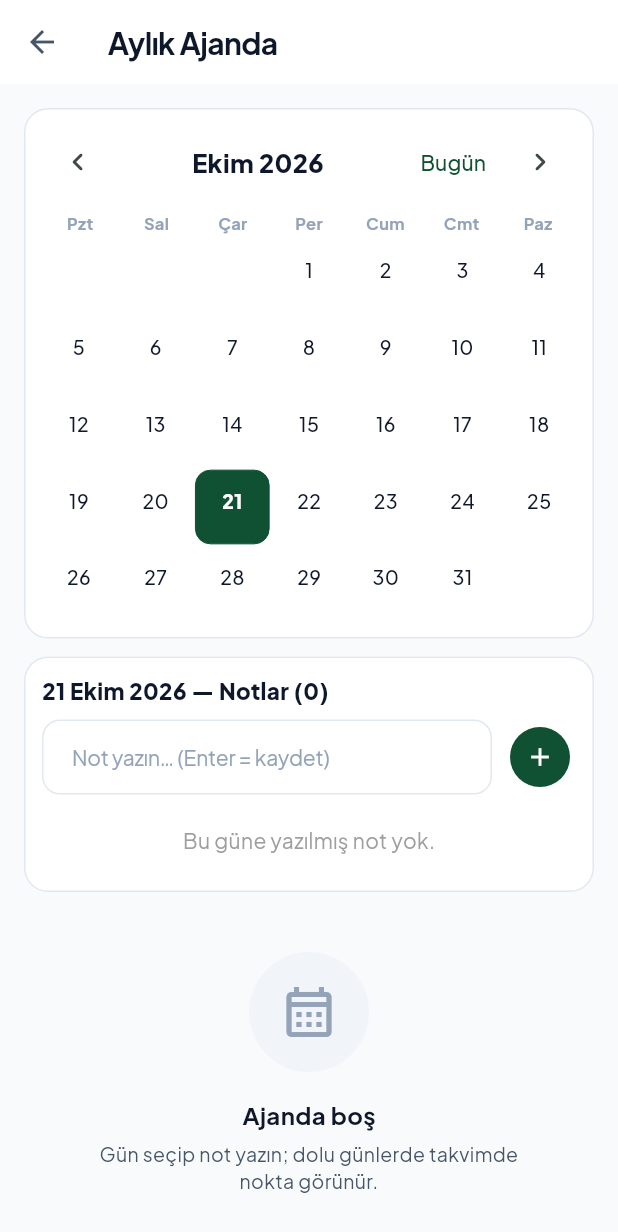
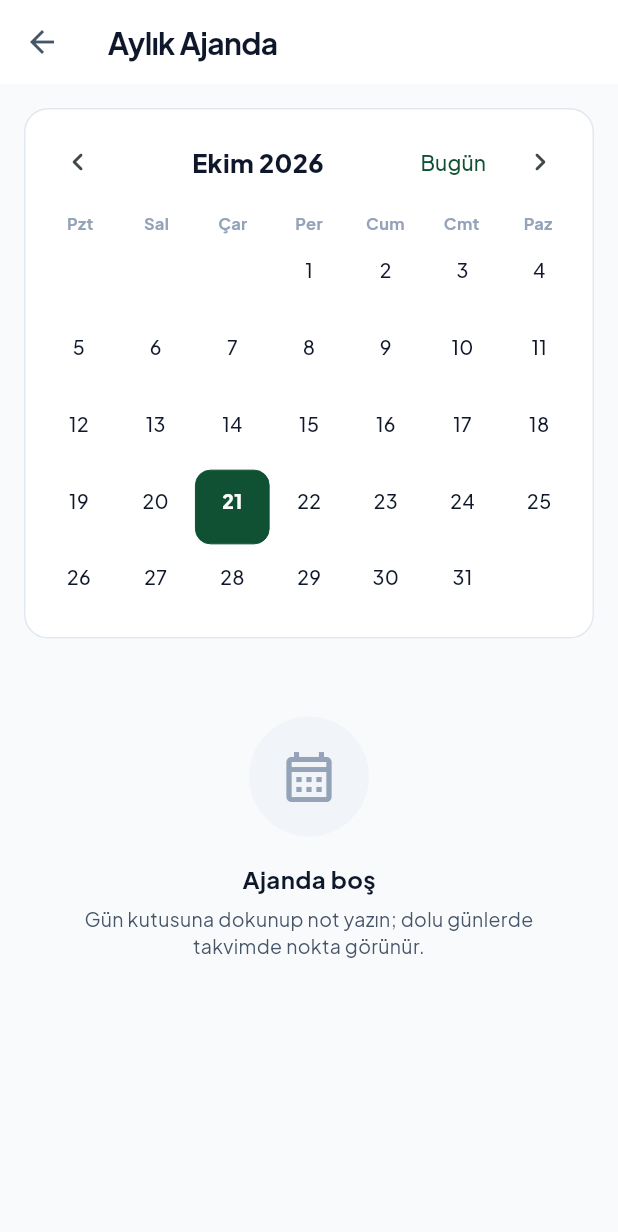
Before and after one commit to Furkan-Pamuk/Diyetisyen-Asistan, a Flutter app: the AgendaScreen screen opened directly, on a phone screen of 412 x 824 dp. Shown: the top 1232 px of the screen. Run offline on Flutter 3.47's test engine with Material 3 defaults, Android fonts, the phone set to English and light mode, and no system bars; our stand-ins replace audioplayers, cloud_firestore, file_picker, firebase_auth, firebase_core, flutter_local_notifications and 7 more; missing offline and left inert: excel, record; accounts and stored records are empty.

Commit message:
Ajanda: gun kutusuna dokununca not penceresi, ay genelinde tarih-not listesi

```diff
--- a/lib/screens/agenda_screen.dart
+++ b/lib/screens/agenda_screen.dart
@@ -18,7 +18,6 @@ class AgendaScreen extends StatefulWidget {
 class _AgendaScreenState extends State<AgendaScreen> {
   late DateTime _month;
   late DateTime _selected;
-  final _textCtrl = TextEditingController();
 
   static const _months = [
     'Ocak',
@@ -52,12 +51,6 @@ class _AgendaScreenState extends State<AgendaScreen> {
     _selected = DateTime(now.year, now.month, now.day);
   }
 
-  @override
-  void dispose() {
-    _textCtrl.dispose();
-    super.dispose();
-  }
-
   void _prevMonth() => setState(() {
         _month = DateTime(_month.year, _month.month - 1);
       });
@@ -72,16 +65,12 @@ class _AgendaScreenState extends State<AgendaScreen> {
         _selected = DateTime(now.year, now.month, now.day);
       });
 
-  Future<void> _add() async {
-    final text = _textCtrl.text.trim();
-    if (text.isEmpty) return;
-    await context.read<AppStore>().addAgendaEntry(_selected, text);
-    _textCtrl.clear();
-    if (mounted) FocusScope.of(context).unfocus();
+  bool _isToday(int day) {
+    final today = DateTime.now();
+    return today.year == _month.year &&
+        today.month == _month.month &&
+        today.day == day;
   }
-
-  String _fmtDay(DateTime d) =>
-      '${d.day} ${_months[d.month - 1]} ${d.year}';
 
   @override
   Widget build(BuildContext context) {
@@ -92,12 +81,6 @@ class _AgendaScreenState extends State<AgendaScreen> {
         DateTime(_month.year, _month.month, 1).weekday - 1;
     final marked =
         store.agendaDaysInMonth(_month.year, _month.month);
-    final today = DateTime.now();
-    bool isToday(int day) =>
-        today.year == _month.year &&
-        today.month == _month.month &&
-        today.day == day;
-    final notes = store.agendaForDay(_selected);
 
     return Scaffold(
       backgroundColor: AppColors.surface,
@@ -181,10 +164,16 @@ class _AgendaScreenState extends State<AgendaScreen> {
                           _selected.day == day;
                       final hasNotes = marked.contains(day);
                       return InkWell(
-                        onTap: () => setState(() {
+                        onTap: () {
+                          setState(() {
                             _selected = DateTime(
-                              _month.year, _month.month, day);
-                        }),
+                                _month.year,
+                                _month.month,
+                                day);
+                          });
+                          _openDaySheet(DateTime(_month.year,
+                              _month.month, day));
+                        },
                         borderRadius: BorderRadius.circular(10),
                         child: Container(
                           decoration: BoxDecoration(
@@ -196,7 +185,7 @@ class _AgendaScreenState extends State<AgendaScreen> {
                             border: Border.all(
                               color: selected
                                   ? AppColors.primary
-                                  : isToday(day)
+                                  : _isToday(day)
                                       ? AppColors.primary
                                       : Colors.transparent,
                               width: selected ? 0 : 1.5,
@@ -212,7 +201,7 @@ class _AgendaScreenState extends State<AgendaScreen> {
                                     GoogleFonts.plusJakartaSans(
                                   fontSize: 13,
                                   fontWeight: selected ||
-                                          isToday(day)
+                                          _isToday(day)
                                       ? FontWeight.w800
                                       : FontWeight.w500,
                                   color: selected
@@ -244,14 +233,61 @@ class _AgendaScreenState extends State<AgendaScreen> {
             ),
           ),
           const SizedBox(height: 12),
-          Card(
+          _monthOverview(context, store),
+          if (store.agendaEntries.isEmpty)
+            const EmptyState(
+              icon: Icons.calendar_month_outlined,
+              title: 'Ajanda boş',
+              subtitle:
+                  'Gün kutusuna dokunup not yazın; dolu günlerde takvimde nokta görünür.',
+            ),
+        ],
+      ),
+    );
+  }
+
+  void _openDaySheet(DateTime day) {
+    showModalBottomSheet(
+      context: context,
+      isScrollControlled: true,
+      builder: (_) => _DayNotesSheet(day: day),
+    );
+  }
+
+  /// Genel görünüm: bu ay hangi tarihe ne not alınmış.
+  Widget _monthOverview(BuildContext context, AppStore store) {
+    final entries = store.agendaEntries
+        .where((e) =>
+            e.day.year == _month.year &&
+            e.day.month == _month.month)
+        .toList()
+      ..sort((a, b) => a.day.compareTo(b.day));
+    if (entries.isEmpty) {
+      return const SizedBox.shrink();
+    }
+    final byDay = <String, List<dynamic>>{};
+    for (final e in entries) {
+      final key =
+          '${e.day.year}-${e.day.month}-${e.day.day}';
+      byDay.putIfAbsent(key, () => []).add(e);
+    }
+    const weekdays = [
+      'Pazartesi',
+      'Salı',
+      'Çarşamba',
+      'Perşembe',
+      'Cuma',
+      'Cumartesi',
+      'Pazar'
+    ];
+    return Card(
       child: Padding(
         padding: const EdgeInsets.all(12),
         child: Column(
           crossAxisAlignment: CrossAxisAlignment.stretch,
           children: [
             Text(
-                    '${_fmtDay(_selected)} — Notlar (${notes.length})',
+              'Bu ayın notları (${entries.length})',
               style: GoogleFonts.plusJakartaSans(
                 fontWeight: FontWeight.w800,
                 fontSize: 15,
@@ -259,45 +295,164 @@ class _AgendaScreenState extends State<AgendaScreen> {
               ),
             ),
             const SizedBox(height: 8),
-                  Row(
+            for (final key in byDay.keys)
+              Padding(
+                padding:
+                    const EdgeInsets.only(bottom: 8),
+                child: Column(
+                  crossAxisAlignment:
+                      CrossAxisAlignment.start,
                   children: [
-                      Expanded(
-                        child: TextField(
-                          controller: _textCtrl,
-                          decoration: const InputDecoration(
-                            hintText:
-                                'Not yazın… (Enter = kaydet)',
-                            border: OutlineInputBorder(),
-                            isDense: true,
-                          ),
-                          maxLines: 1,
-                          textInputAction:
-                              TextInputAction.done,
-                          onSubmitted: (_) => _add(),
+                    InkWell(
+                      onTap: () {
+                        final first = byDay[key]!.first;
+                        _openDaySheet(first.day);
+                      },
+                      borderRadius:
+                          BorderRadius.circular(6),
+                      child: Padding(
+                        padding: const EdgeInsets.symmetric(
+                            vertical: 2),
+                        child: Text(
+                          '${byDay[key]!.first.day.day} ${_months[byDay[key]!.first.day.month - 1]} ${weekdays[byDay[key]!.first.day.weekday - 1]}',
+                          style: GoogleFonts.plusJakartaSans(
+                            fontWeight: FontWeight.w700,
+                            fontSize: 13,
+                            color: AppColors.primary,
                           ),
                         ),
-                      const SizedBox(width: 8),
-                      IconButton.filled(
-                        onPressed: _add,
-                        tooltip: 'Not ekle',
-                        icon: const Icon(Icons.add, size: 20),
+                      ),
+                    ),
+                    for (final n in byDay[key]!)
+                      Padding(
+                        padding: const EdgeInsets.only(
+                            left: 8, top: 2),
+                        child: Row(
+                          crossAxisAlignment:
+                              CrossAxisAlignment.start,
+                          children: [
+                            const Text('•  ',
+                                style: TextStyle(
+                                    fontWeight:
+                                        FontWeight.bold)),
+                            Expanded(
+                                child:
+                                    Text(n.text)),
+                            IconButton(
+                              icon: const Icon(
+                                  Icons.delete_outline,
+                                  size: 18),
+                              tooltip: 'Notu sil',
+                              padding: EdgeInsets.zero,
+                              constraints:
+                                  const BoxConstraints(),
+                              onPressed: () => context
+                                  .read<AppStore>()
+                                  .deleteAgendaEntry(n.id),
                             ),
                           ],
                         ),
-                  const SizedBox(height: 8),
-                  if (notes.isEmpty)
-                    const Padding(
-                      padding:
-                          EdgeInsets.symmetric(vertical: 12),
+                      ),
+                  ],
+                ),
+              ),
+          ],
+        ),
+      ),
+    );
+  }
+}
+
+/// Güne dokununca açılan not penceresi: o günün notları + metin kutusu.
+class _DayNotesSheet extends StatefulWidget {
+  final DateTime day;
+  const _DayNotesSheet({required this.day});
+
+  @override
+  State<_DayNotesSheet> createState() => _DayNotesSheetState();
+}
+
+class _DayNotesSheetState extends State<_DayNotesSheet> {
+  final _ctrl = TextEditingController();
+
+  @override
+  void dispose() {
+    _ctrl.dispose();
+    super.dispose();
+  }
+
+  Future<void> _add() async {
+    final text = _ctrl.text.trim();
+    if (text.isEmpty) return;
+    await context.read<AppStore>().addAgendaEntry(widget.day, text);
+    _ctrl.clear();
+  }
+
+  @override
+  Widget build(BuildContext context) {
+    final store = context.watch<AppStore>();
+    final notes = store.agendaForDay(widget.day);
+    const months = [
+      'Ocak',
+      'Şubat',
+      'Mart',
+      'Nisan',
+      'Mayıs',
+      'Haziran',
+      'Temmuz',
+      'Ağustos',
+      'Eylül',
+      'Ekim',
+      'Kasım',
+      'Aralık'
+    ];
+    const weekdays = [
+      'Pazartesi',
+      'Salı',
+      'Çarşamba',
+      'Perşembe',
+      'Cuma',
+      'Cumartesi',
+      'Pazar'
+    ];
+    final d = widget.day;
+    return Padding(
+      padding: EdgeInsets.only(
+          bottom: MediaQuery.of(context).viewInsets.bottom,
+          left: 16,
+          right: 16,
+          top: 16),
+      child: Column(
+        mainAxisSize: MainAxisSize.min,
+        crossAxisAlignment: CrossAxisAlignment.stretch,
+        children: [
+          Text(
+            '${d.day} ${months[d.month - 1]} ${weekdays[d.weekday - 1]}',
+            style: GoogleFonts.plusJakartaSans(
+              fontWeight: FontWeight.w800,
+              fontSize: 17,
+              color: AppColors.text,
+            ),
+          ),
+          Text('${notes.length} not',
+              style: Theme.of(context).textTheme.bodySmall),
+          const SizedBox(height: 12),
+          Flexible(
+            child: notes.isEmpty
+                ? const Padding(
+                    padding: EdgeInsets.symmetric(vertical: 16),
                     child: Center(
                         child: Text(
-                              'Bu güne yazılmış not yok.',
-                              style: TextStyle(
-                                  color: Colors.grey))),
+                            'Henüz not yok — aşağıya yazın.',
+                            style:
+                                TextStyle(color: Colors.grey))),
                   )
-                  else
-                    for (final n in notes)
-                      Container(
+                : ListView.builder(
+                    shrinkWrap: true,
+                    itemCount: notes.length,
+                    itemBuilder: (ctx, i) {
+                      final n = notes[i];
+                      return Container(
                         margin:
                             const EdgeInsets.only(bottom: 6),
                         padding: const EdgeInsets.symmetric(
@@ -318,8 +473,7 @@ class _AgendaScreenState extends State<AgendaScreen> {
                                 size: 18,
                                 color: AppColors.primary),
                             const SizedBox(width: 8),
-                            Expanded(
-                                child: Text(n.text)),
+                            Expanded(child: Text(n.text)),
                             IconButton(
                               icon: const Icon(
                                   Icons.delete_outline,
@@ -334,18 +488,41 @@ class _AgendaScreenState extends State<AgendaScreen> {
                             ),
                           ],
                         ),
+                      );
+                    },
+                  ),
+          ),
+          const SizedBox(height: 8),
+          Row(
+            children: [
+              Expanded(
+                child: TextField(
+                  controller: _ctrl,
+                  autofocus: true,
+                  decoration: const InputDecoration(
+                    hintText: 'Not yazın… (Enter = kaydet)',
+                    border: OutlineInputBorder(),
+                    isDense: true,
+                  ),
+                  maxLines: 1,
+                  textInputAction: TextInputAction.done,
+                  onSubmitted: (_) => _add(),
+                ),
+              ),
+              const SizedBox(width: 8),
+              IconButton.filled(
+                onPressed: _add,
+                tooltip: 'Not ekle',
+                icon: const Icon(Icons.add, size: 20),
               ),
             ],
           ),
+          const SizedBox(height: 8),
+          OutlinedButton(
+            onPressed: () => Navigator.pop(context),
+            child: const Text('Kapat'),
           ),
-          ),
-          if (store.agendaEntries.isEmpty)
-            const EmptyState(
-              icon: Icons.calendar_month_outlined,
-              title: 'Ajanda boş',
-              subtitle:
-                  'Gün seçip not yazın; dolu günlerde takvimde nokta görünür.',
-            ),
+          const SizedBox(height: 16),
         ],
       ),
     );
```
Lines whose indentation alone changed are shown as unchanged.
